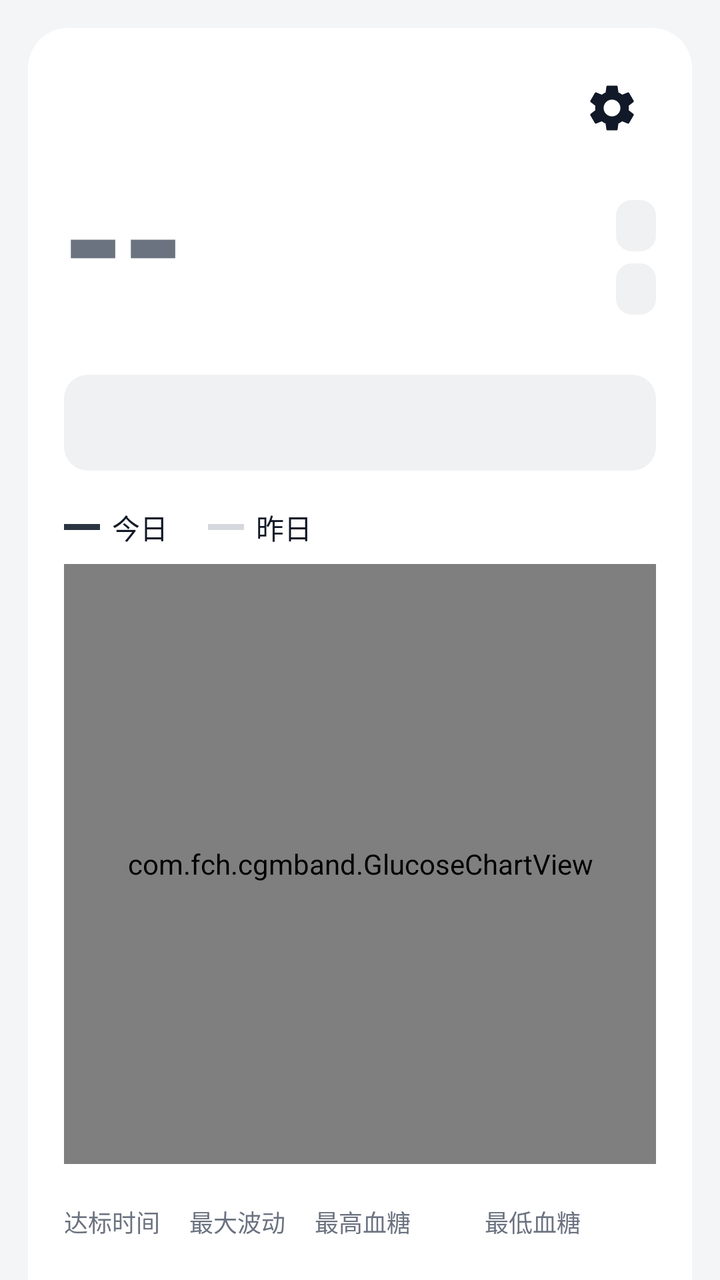
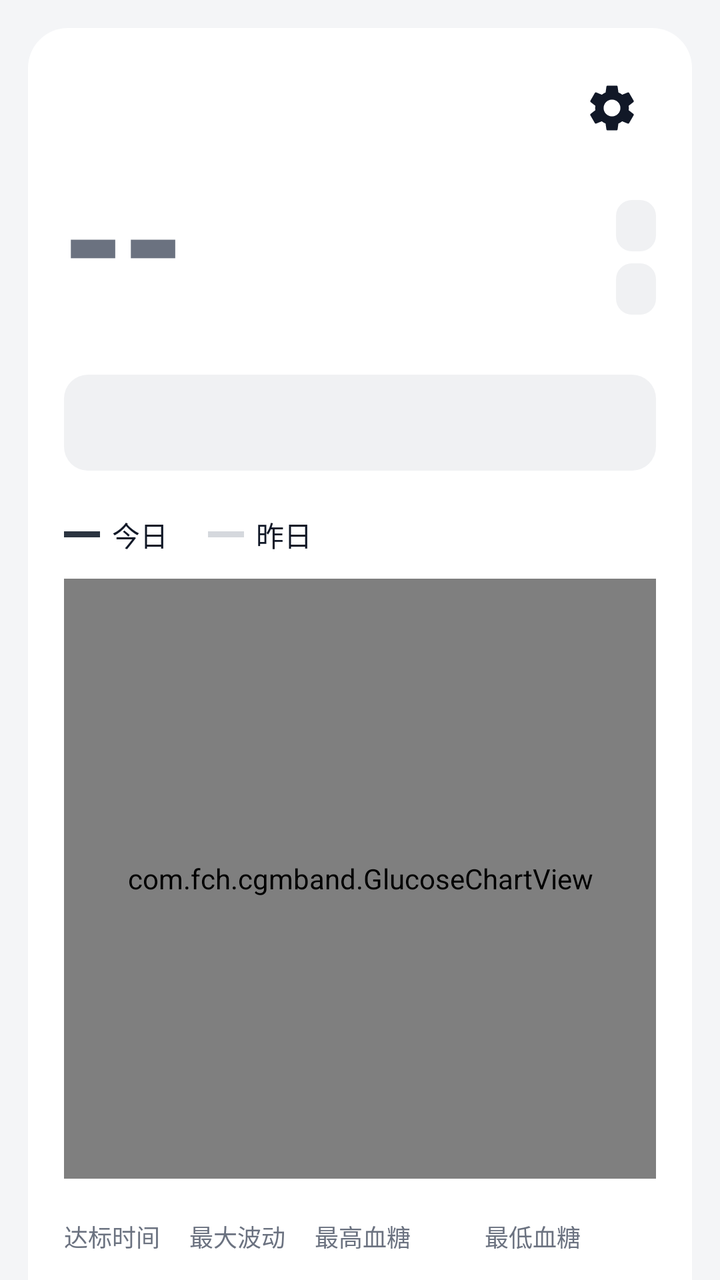

Two renders of the same Android screen: before a commit and after it. Below are the layout's source before the change and the commit's diff.
<!-- AndroidManifest.xml: application theme AppTheme -->
<!-- res/layout/activity_main.xml -->
<?xml version="1.0" encoding="utf-8"?>
<ScrollView xmlns:android="http://schemas.android.com/apk/res/android"
    android:layout_width="match_parent"
    android:layout_height="match_parent"
    android:background="@color/page_bg"
    android:fitsSystemWindows="true"
    android:scrollbars="none">

    <LinearLayout
        android:layout_width="match_parent"
        android:layout_height="wrap_content"
        android:orientation="vertical"
        android:padding="14dp">

        <TextView
            android:id="@+id/setup_banner"
            android:layout_width="match_parent"
            android:layout_height="wrap_content"
            android:layout_marginBottom="12dp"
            android:background="@drawable/bg_banner"
            android:padding="14dp"
            android:text="@string/banner_listener_off"
            android:textColor="@color/banner_text"
            android:textSize="14sp"
            android:visibility="gone" />

        <LinearLayout
            android:layout_width="match_parent"
            android:layout_height="wrap_content"
            android:background="@drawable/bg_card"
            android:orientation="vertical"
            android:padding="18dp">

            
            <LinearLayout
                android:layout_width="match_parent"
                android:layout_height="wrap_content"
                android:gravity="center_vertical"
                android:orientation="horizontal">

                <TextView
                    android:id="@+id/time_label"
                    android:layout_width="0dp"
                    android:layout_height="wrap_content"
                    android:layout_weight="1"
                    android:textColor="@color/text_primary"
                    android:textSize="17sp" />

                <ImageButton
                    android:id="@+id/btn_settings"
                    android:layout_width="44dp"
                    android:layout_height="44dp"
                    android:background="?android:attr/selectableItemBackgroundBorderless"
                    android:contentDescription="@string/settings"
                    android:src="@drawable/ic_settings" />
            </LinearLayout>

            
            <LinearLayout
                android:layout_width="match_parent"
                android:layout_height="wrap_content"
                android:gravity="bottom"
                android:orientation="horizontal">

                <TextView
                    android:id="@+id/value"
                    android:layout_width="wrap_content"
                    android:layout_height="wrap_content"
                    android:fontFamily="sans-serif-medium"
                    android:includeFontPadding="false"
                    android:letterSpacing="-0.04"
                    android:text="@string/no_reading"
                    android:textColor="@color/text_secondary"
                    android:textSize="78sp"
                    android:textStyle="bold" />

                <LinearLayout
                    android:layout_width="wrap_content"
                    android:layout_height="wrap_content"
                    android:layout_marginStart="10dp"
                    android:layout_marginBottom="8dp"
                    android:orientation="vertical">

                    <TextView
                        android:id="@+id/arrow"
                        android:layout_width="wrap_content"
                        android:layout_height="wrap_content"
                        android:includeFontPadding="false"
                        android:textColor="@color/text_primary"
                        android:textSize="34sp"
                        android:textStyle="bold" />

                    <TextView
                        android:id="@+id/unit"
                        android:layout_width="wrap_content"
                        android:layout_height="wrap_content"
                        android:layout_marginTop="4dp"
                        android:textColor="@color/text_primary"
                        android:textSize="17sp" />
                </LinearLayout>

                <Space
                    android:layout_width="0dp"
                    android:layout_height="0dp"
                    android:layout_weight="1" />

                <LinearLayout
                    android:layout_width="wrap_content"
                    android:layout_height="wrap_content"
                    android:layout_marginBottom="10dp"
                    android:gravity="end"
                    android:orientation="vertical">

                    <TextView
                        android:id="@+id/chip_band"
                        style="@style/StatusChip" />

                    <TextView
                        android:id="@+id/chip_sensor"
                        style="@style/StatusChip"
                        android:layout_marginTop="6dp" />
                </LinearLayout>
            </LinearLayout>

            
            <LinearLayout
                android:id="@+id/tabs"
                android:layout_width="match_parent"
                android:layout_height="48dp"
                android:layout_marginTop="20dp"
                android:background="@drawable/bg_segment"
                android:orientation="horizontal"
                android:padding="4dp" />

            
            <LinearLayout
                android:layout_width="match_parent"
                android:layout_height="wrap_content"
                android:layout_marginTop="18dp"
                android:gravity="center_vertical"
                android:orientation="horizontal">

                <View
                    android:layout_width="18dp"
                    android:layout_height="3dp"
                    android:background="@color/chart_today" />

                <TextView
                    style="@style/LegendLabel"
                    android:text="@string/legend_today" />

                <View
                    android:layout_width="18dp"
                    android:layout_height="3dp"
                    android:layout_marginStart="20dp"
                    android:background="@color/chart_yesterday" />

                <TextView
                    style="@style/LegendLabel"
                    android:text="@string/legend_yesterday" />
            </LinearLayout>

            <com.fch.cgmband.GlucoseChartView
                android:id="@+id/chart"
                android:layout_width="match_parent"
                android:layout_height="300dp"
                android:layout_marginTop="8dp" />

            
            <LinearLayout
                android:layout_width="match_parent"
                android:layout_height="wrap_content"
                android:layout_marginTop="20dp"
                android:orientation="horizontal">

                <LinearLayout style="@style/StatColumn">
                    <TextView
                        android:id="@+id/stat_tir_label"
                        style="@style/StatLabel"
                        android:text="@string/stat_time_in_range" />
                    <TextView
                        android:id="@+id/stat_tir_value"
                        style="@style/StatValue" />
                </LinearLayout>

                <LinearLayout style="@style/StatColumn">
                    <TextView
                        android:id="@+id/stat_swing_label"
                        style="@style/StatLabel"
                        android:text="@string/stat_max_swing" />
                    <TextView
                        android:id="@+id/stat_swing_value"
                        style="@style/StatValue" />
                </LinearLayout>

                <LinearLayout style="@style/StatColumn.Wide">
                    <TextView
                        android:id="@+id/stat_high_label"
                        style="@style/StatLabel"
                        android:text="@string/stat_highest_plain" />
                    <TextView
                        android:id="@+id/stat_high_value"
                        style="@style/StatValue" />
                </LinearLayout>

                <LinearLayout style="@style/StatColumn.Wide">
                    <TextView
                        android:id="@+id/stat_low_label"
                        style="@style/StatLabel"
                        android:text="@string/stat_lowest_plain" />
                    <TextView
                        android:id="@+id/stat_low_value"
                        style="@style/StatValue" />
                </LinearLayout>
            </LinearLayout>
        </LinearLayout>
    </LinearLayout>
</ScrollView>
<!-- resources referenced by this layout -->
<resources>
  <color name="banner_text">#9A5B00</color>
  <color name="chart_today">#2B3440</color>
  <color name="chart_yesterday">#D5D8DD</color>
  <color name="page_bg">#F4F5F7</color>
  <color name="text_primary">#111827</color>
  <color name="text_secondary">#6B7280</color>
  <!-- drawable bg_banner (drawable) -->
  <?xml version="1.0" encoding="utf-8"?>
  <shape xmlns:android="http://schemas.android.com/apk/res/android" android:shape="rectangle">
      <solid android:color="@color/banner_bg" />
      <corners android:radius="12dp" />
  </shape>
  <!-- drawable bg_card (drawable) -->
  <?xml version="1.0" encoding="utf-8"?>
  <shape xmlns:android="http://schemas.android.com/apk/res/android" android:shape="rectangle">
      <solid android:color="@color/card_bg" />
      <corners android:radius="20dp" />
  </shape>
  <!-- drawable bg_segment (drawable) -->
  <?xml version="1.0" encoding="utf-8"?>
  <shape xmlns:android="http://schemas.android.com/apk/res/android" android:shape="rectangle">
      <solid android:color="@color/segment_bg" />
      <corners android:radius="12dp" />
  </shape>
  <string name="banner_listener_off">尚未开启通知使用权，无法读取血糖。点此去设置</string>
  <string name="legend_today">今日</string>
  <string name="legend_yesterday">昨日</string>
  <string name="no_reading">--</string>
  <string name="settings">设置</string>
  <string name="stat_highest_plain">最高血糖</string>
  <string name="stat_lowest_plain">最低血糖</string>
  <string name="stat_max_swing">最大波动</string>
  <string name="stat_time_in_range">达标时间</string>
  <style name="LegendLabel">
          <item name="android:layout_width">wrap_content</item>
          <item name="android:layout_height">wrap_content</item>
          <item name="android:layout_marginStart">6dp</item>
          <item name="android:textColor">@color/text_primary</item>
          <item name="android:textSize">14sp</item>
      </style>
  <style name="StatColumn">
          <item name="android:layout_width">0dp</item>
          <item name="android:layout_height">wrap_content</item>
          <item name="android:layout_weight">0.85</item>
          <item name="android:orientation">vertical</item>
      </style>
  <style name="StatColumn.Wide">
          <item name="android:layout_weight">1.15</item>
      </style>
  <style name="StatLabel">
          <item name="android:layout_width">wrap_content</item>
          <item name="android:layout_height">wrap_content</item>
          <item name="android:singleLine">true</item>
          <item name="android:textColor">@color/text_secondary</item>
          <item name="android:textSize">12sp</item>
      </style>
  <style name="AppTheme" parent="android:Theme.Material.Light.NoActionBar">
          <item name="android:colorAccent">@color/level_in_range</item>
          <item name="android:windowBackground">@color/page_bg</item>
          <item name="android:windowLightStatusBar">true</item>
          <item name="android:windowLightNavigationBar">true</item>
      </style>
  <color name="banner_bg">#FFF4E5</color>
  <color name="card_bg">#FFFFFF</color>
  <color name="segment_bg">#F0F1F3</color>
  <!-- drawable bg_chip (drawable) -->
  <?xml version="1.0" encoding="utf-8"?>
  <shape xmlns:android="http://schemas.android.com/apk/res/android" android:shape="rectangle">
      <solid android:color="@color/chip_bg" />
      <corners android:radius="8dp" />
  </shape>
  <color name="level_in_range">#22A06B</color>
  <color name="chip_bg">#F0F1F3</color>
  <!-- unchanged entries left out for length: 3 -->
</resources>

<!-- the commit's change to res/layout/activity_main.xml (unified diff, before → after) -->
@@ -138,7 +138,18 @@
                 android:layout_height="wrap_content"
                 android:layout_marginTop="18dp"
                 android:gravity="center_vertical"
-                android:orientation="horizontal">
+                android:minHeight="28dp"
+                android:orientation="horizontal">
+
+                
+                <TextView
+                    android:id="@+id/legend_time"
+                    android:layout_width="wrap_content"
+                    android:layout_height="wrap_content"
+                    android:layout_marginEnd="16dp"
+                    android:textColor="@color/text_secondary"
+                    android:textSize="16sp"
+                    android:visibility="gone" />
 
                 <View
                     android:layout_width="18dp"
@@ -148,6 +159,10 @@
                 <TextView
                     style="@style/LegendLabel"
                     android:text="@string/legend_today" />
+
+                <TextView
+                    android:id="@+id/legend_today_value"
+                    style="@style/LegendValue" />
 
                 <View
                     android:layout_width="18dp"
@@ -158,6 +173,10 @@
                 <TextView
                     style="@style/LegendLabel"
                     android:text="@string/legend_yesterday" />
+
+                <TextView
+                    android:id="@+id/legend_yesterday_value"
+                    style="@style/LegendValue" />
             </LinearLayout>
 
             <com.fch.cgmband.GlucoseChartView
<!-- resource entries referenced after the edit -->
@@ -40,6 +40,15 @@
           <item name="android:textColor">@color/text_primary</item>
           <item name="android:textSize">14sp</item>
       </style>
+  <style name="LegendValue">
+          <item name="android:layout_width">wrap_content</item>
+          <item name="android:layout_height">wrap_content</item>
+          <item name="android:layout_marginStart">6dp</item>
+          <item name="android:textColor">@color/text_primary</item>
+          <item name="android:textSize">18sp</item>
+          <item name="android:textStyle">bold</item>
+          <item name="android:visibility">gone</item>
+      </style>
   <style name="StatColumn">
           <item name="android:layout_width">0dp</item>
           <item name="android:layout_height">wrap_content</item>
